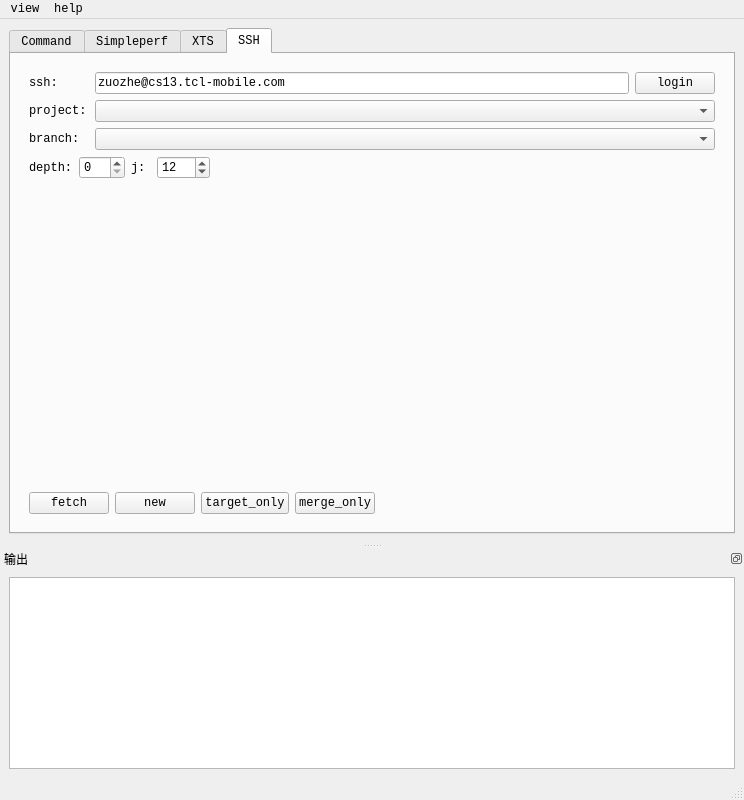
This is mainwindow.ui in zuoVision/Qt as Qt 5 draws it before an edit. The edited form follows.
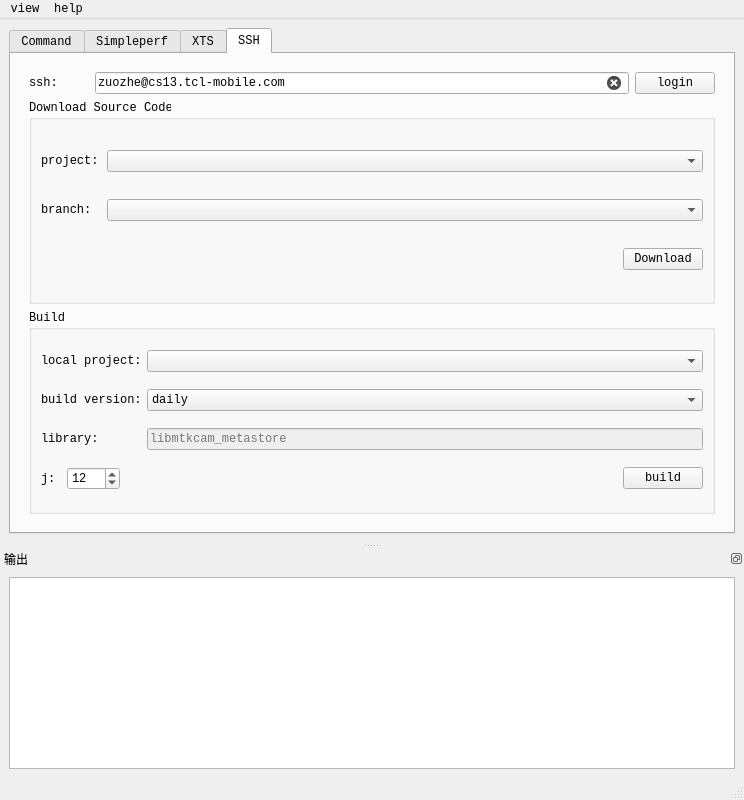
This is the edited form. The open tabs and pages were chosen to show the change.

Patch:
```diff
--- a/mainwindow.ui
+++ b/mainwindow.ui
@@ -2068,167 +2068,8 @@
        <layout class="QGridLayout" name="gridLayout_39">
         <item row="0" column="0">
          <widget class="QWidget" name="widget_9" native="true">
-          <layout class="QGridLayout" name="gridLayout_40">
-           <item row="4" column="0">
-            <spacer name="verticalSpacer">
-             <property name="orientation">
-              <enum>Qt::Vertical</enum>
-             </property>
-             <property name="sizeHint" stdset="0">
-              <size>
-               <width>20</width>
-               <height>40</height>
-              </size>
-             </property>
-            </spacer>
-           </item>
-           <item row="3" column="0">
-            <layout class="QHBoxLayout" name="horizontalLayout_52">
-             <item>
-              <widget class="QLabel" name="label_7">
-               <property name="sizePolicy">
-                <sizepolicy hsizetype="Fixed" vsizetype="Fixed">
-                 <horstretch>0</horstretch>
-                 <verstretch>0</verstretch>
-                </sizepolicy>
-               </property>
-               <property name="maximumSize">
-                <size>
-                 <width>60</width>
-                 <height>23</height>
-                </size>
-               </property>
-               <property name="text">
-                <string>depth:</string>
-               </property>
-              </widget>
-             </item>
-             <item>
-              <widget class="QSpinBox" name="spinBox">
-               <property name="sizePolicy">
-                <sizepolicy hsizetype="Fixed" vsizetype="Fixed">
-                 <horstretch>0</horstretch>
-                 <verstretch>0</verstretch>
-                </sizepolicy>
-               </property>
-              </widget>
-             </item>
-            </layout>
-           </item>
-           <item row="3" column="1">
-            <layout class="QHBoxLayout" name="horizontalLayout_53">
-             <item>
-              <widget class="QLabel" name="label_8">
-               <property name="sizePolicy">
-                <sizepolicy hsizetype="Fixed" vsizetype="Fixed">
-                 <horstretch>0</horstretch>
-                 <verstretch>0</verstretch>
-                </sizepolicy>
-               </property>
-               <property name="minimumSize">
-                <size>
-                 <width>20</width>
-                 <height>23</height>
-                </size>
-               </property>
-               <property name="maximumSize">
-                <size>
-                 <width>20</width>
-                 <height>23</height>
-                </size>
-               </property>
-               <property name="text">
-                <string>j:</string>
-               </property>
-              </widget>
-             </item>
-             <item>
-              <widget class="QSpinBox" name="spinBox_2">
-               <property name="sizePolicy">
-                <sizepolicy hsizetype="Fixed" vsizetype="Fixed">
-                 <horstretch>0</horstretch>
-                 <verstretch>0</verstretch>
-                </sizepolicy>
-               </property>
-               <property name="maximum">
-                <number>128</number>
-               </property>
-               <property name="singleStep">
-                <number>2</number>
-               </property>
-               <property name="value">
-                <number>12</number>
-               </property>
-              </widget>
-             </item>
-            </layout>
-           </item>
-           <item row="3" column="2">
-            <spacer name="horizontalSpacer_26">
-             <property name="orientation">
-              <enum>Qt::Horizontal</enum>
-             </property>
-             <property name="sizeHint" stdset="0">
-              <size>
-               <width>40</width>
-               <height>20</height>
-              </size>
-             </property>
-            </spacer>
-           </item>
-           <item row="2" column="0" colspan="3">
-            <layout class="QHBoxLayout" name="horizontalLayout_51">
-             <item>
-              <widget class="QLabel" name="label_3">
-               <property name="sizePolicy">
-                <sizepolicy hsizetype="Fixed" vsizetype="Fixed">
-                 <horstretch>0</horstretch>
-                 <verstretch>0</verstretch>
-                </sizepolicy>
-               </property>
-               <property name="maximumSize">
-                <size>
-                 <width>60</width>
-                 <height>23</height>
-                </size>
-               </property>
-               <property name="text">
-                <string>branch:</string>
-               </property>
-              </widget>
-             </item>
-             <item>
-              <widget class="QComboBox" name="comboBox_2"/>
-             </item>
-            </layout>
-           </item>
-           <item row="1" column="0" colspan="3">
-            <layout class="QHBoxLayout" name="horizontalLayout_50">
-             <item>
-              <widget class="QLabel" name="label_2">
-               <property name="sizePolicy">
-                <sizepolicy hsizetype="Fixed" vsizetype="Fixed">
-                 <horstretch>0</horstretch>
-                 <verstretch>0</verstretch>
-                </sizepolicy>
-               </property>
-               <property name="maximumSize">
-                <size>
-                 <width>60</width>
-                 <height>23</height>
-                </size>
-               </property>
-               <property name="text">
-                <string>project:</string>
-               </property>
-              </widget>
-             </item>
-             <item>
-              <widget class="QComboBox" name="comboBox"/>
-             </item>
-            </layout>
-           </item>
-           <item row="0" column="0" colspan="3">
+          <layout class="QGridLayout" name="gridLayout_23">
+           <item row="0" column="0">
             <layout class="QHBoxLayout" name="horizontalLayout_49">
              <item>
               <widget class="QLabel" name="label">
@@ -2260,6 +2101,9 @@
                <property name="text">
                 <string>zuozhe@cs13.tcl-mobile.com</string>
                </property>
+               <property name="clearButtonEnabled">
+                <bool>true</bool>
+               </property>
               </widget>
              </item>
              <item>
@@ -2277,59 +2121,294 @@
              </item>
             </layout>
            </item>
-          </layout>
-         </widget>
-        </item>
-        <item row="1" column="0">
-         <widget class="QWidget" name="widget_10" native="true">
-          <property name="sizePolicy">
-           <sizepolicy hsizetype="Preferred" vsizetype="Fixed">
-            <horstretch>0</horstretch>
-            <verstretch>0</verstretch>
-           </sizepolicy>
-          </property>
-          <layout class="QGridLayout" name="gridLayout_41">
-           <item row="0" column="1">
-            <widget class="QPushButton" name="pushButton_3">
-             <property name="text">
-              <string>new</string>
+           <item row="1" column="0">
+            <widget class="QGroupBox" name="groupBox">
+             <property name="title">
+              <string>Download Source Code</string>
              </property>
+             <layout class="QGridLayout" name="gridLayout_22">
+              <item row="0" column="0" colspan="2">
+               <layout class="QHBoxLayout" name="horizontalLayout_50">
+                <item>
+                 <widget class="QLabel" name="label_project">
+                  <property name="sizePolicy">
+                   <sizepolicy hsizetype="Fixed" vsizetype="Fixed">
+                    <horstretch>0</horstretch>
+                    <verstretch>0</verstretch>
+                   </sizepolicy>
+                  </property>
+                  <property name="maximumSize">
+                   <size>
+                    <width>60</width>
+                    <height>23</height>
+                   </size>
+                  </property>
+                  <property name="text">
+                   <string>project:</string>
+                  </property>
+                 </widget>
+                </item>
+                <item>
+                 <widget class="QComboBox" name="comboBox_project"/>
+                </item>
+               </layout>
+              </item>
+              <item row="1" column="0" colspan="2">
+               <layout class="QHBoxLayout" name="horizontalLayout_51">
+                <item>
+                 <widget class="QLabel" name="label_branch">
+                  <property name="sizePolicy">
+                   <sizepolicy hsizetype="Fixed" vsizetype="Fixed">
+                    <horstretch>0</horstretch>
+                    <verstretch>0</verstretch>
+                   </sizepolicy>
+                  </property>
+                  <property name="maximumSize">
+                   <size>
+                    <width>60</width>
+                    <height>23</height>
+                   </size>
+                  </property>
+                  <property name="text">
+                   <string>branch:</string>
+                  </property>
+                 </widget>
+                </item>
+                <item>
+                 <widget class="QComboBox" name="comboBox_branch"/>
+                </item>
+               </layout>
+              </item>
+              <item row="2" column="0">
+               <spacer name="horizontalSpacer_26">
+                <property name="orientation">
+                 <enum>Qt::Horizontal</enum>
+                </property>
+                <property name="sizeHint" stdset="0">
+                 <size>
+                  <width>573</width>
+                  <height>17</height>
+                 </size>
+                </property>
+               </spacer>
+              </item>
+              <item row="2" column="1">
+               <widget class="QPushButton" name="pushButton_download">
+                <property name="text">
+                 <string>Download</string>
+                </property>
+               </widget>
+              </item>
+             </layout>
             </widget>
            </item>
-           <item row="0" column="3">
-            <widget class="QPushButton" name="pushButton_19">
-             <property name="text">
-              <string>merge_only</string>
+           <item row="2" column="0">
+            <widget class="QGroupBox" name="groupBox_2">
+             <property name="title">
+              <string>Build</string>
              </property>
+             <layout class="QGridLayout" name="gridLayout_21">
+              <item row="0" column="0" colspan="3">
+               <layout class="QHBoxLayout" name="horizontalLayout_54">
+                <item>
+                 <widget class="QLabel" name="label_localproject">
+                  <property name="sizePolicy">
+                   <sizepolicy hsizetype="Fixed" vsizetype="Fixed">
+                    <horstretch>0</horstretch>
+                    <verstretch>0</verstretch>
+                   </sizepolicy>
+                  </property>
+                  <property name="maximumSize">
+                   <size>
+                    <width>100</width>
+                    <height>23</height>
+                   </size>
+                  </property>
+                  <property name="text">
+                   <string>local project:</string>
+                  </property>
+                 </widget>
+                </item>
+                <item>
+                 <widget class="QComboBox" name="comboBox_localproject"/>
+                </item>
+               </layout>
+              </item>
+              <item row="1" column="0" colspan="3">
+               <layout class="QHBoxLayout" name="horizontalLayout_55">
+                <item>
+                 <widget class="QLabel" name="label_buildversion">
+                  <property name="sizePolicy">
+                   <sizepolicy hsizetype="Fixed" vsizetype="Fixed">
+                    <horstretch>0</horstretch>
+                    <verstretch>0</verstretch>
+                   </sizepolicy>
+                  </property>
+                  <property name="maximumSize">
+                   <size>
+                    <width>100</width>
+                    <height>23</height>
+                   </size>
+                  </property>
+                  <property name="text">
+                   <string>build version:</string>
+                  </property>
+                 </widget>
+                </item>
+                <item>
+                 <widget class="QComboBox" name="comboBox_buildversion">
+                  <item>
+                   <property name="text">
+                    <string>daily</string>
+                   </property>
+                  </item>
+                  <item>
+                   <property name="text">
+                    <string>appli</string>
+                   </property>
+                  </item>
+                  <item>
+                   <property name="text">
+                    <string>mini</string>
+                   </property>
+                  </item>
+                  <item>
+                   <property name="text">
+                    <string>target_only</string>
+                   </property>
+                  </item>
+                  <item>
+                   <property name="text">
+                    <string>target_on_merge</string>
+                   </property>
+                  </item>
+                  <item>
+                   <property name="text">
+                    <string>merge_only</string>
+                   </property>
+                  </item>
+                  <item>
+                   <property name="text">
+                    <string>ninja</string>
+                   </property>
+                  </item>
+                 </widget>
+                </item>
+               </layout>
+              </item>
+              <item row="2" column="0" colspan="3">
+               <layout class="QHBoxLayout" name="horizontalLayout_21">
+                <item>
+                 <widget class="QLabel" name="label_buildversion_2">
+                  <property name="sizePolicy">
+                   <sizepolicy hsizetype="Fixed" vsizetype="Fixed">
+                    <horstretch>0</horstretch>
+                    <verstretch>0</verstretch>
+                   </sizepolicy>
+                  </property>
+                  <property name="maximumSize">
+                   <size>
+                    <width>100</width>
+                    <height>23</height>
+                   </size>
+                  </property>
+                  <property name="text">
+                   <string>library:</string>
+                  </property>
+                 </widget>
+                </item>
+                <item>
+                 <widget class="QLineEdit" name="lineEdit_so">
+                  <property name="enabled">
+                   <bool>false</bool>
+                  </property>
+                  <property name="sizePolicy">
+                   <sizepolicy hsizetype="Preferred" vsizetype="Fixed">
+                    <horstretch>0</horstretch>
+                    <verstretch>0</verstretch>
+                   </sizepolicy>
+                  </property>
+                  <property name="placeholderText">
+                   <string>libmtkcam_metastore</string>
+                  </property>
+                  <property name="clearButtonEnabled">
+                   <bool>true</bool>
+                  </property>
+                 </widget>
+                </item>
+               </layout>
+              </item>
+              <item row="3" column="0">
+               <layout class="QHBoxLayout" name="horizontalLayout_53">
+                <item>
+                 <widget class="QLabel" name="label_j">
+                  <property name="sizePolicy">
+                   <sizepolicy hsizetype="Fixed" vsizetype="Fixed">
+                    <horstretch>0</horstretch>
+                    <verstretch>0</verstretch>
+                   </sizepolicy>
+                  </property>
+                  <property name="minimumSize">
+                   <size>
+                    <width>20</width>
+                    <height>23</height>
+                   </size>
+                  </property>
+                  <property name="maximumSize">
+                   <size>
+                    <width>20</width>
+                    <height>23</height>
+                   </size>
+                  </property>
+                  <property name="text">
+                   <string>j:</string>
+                  </property>
+                 </widget>
+                </item>
+                <item>
+                 <widget class="QSpinBox" name="spinBox_j">
+                  <property name="sizePolicy">
+                   <sizepolicy hsizetype="Fixed" vsizetype="Fixed">
+                    <horstretch>0</horstretch>
+                    <verstretch>0</verstretch>
+                   </sizepolicy>
+                  </property>
+                  <property name="maximum">
+                   <number>128</number>
+                  </property>
+                  <property name="singleStep">
+                   <number>2</number>
+                  </property>
+                  <property name="value">
+                   <number>12</number>
+                  </property>
+                 </widget>
+                </item>
+               </layout>
+              </item>
+              <item row="3" column="1">
+               <spacer name="horizontalSpacer_27">
+                <property name="orientation">
+                 <enum>Qt::Horizontal</enum>
+                </property>
+                <property name="sizeHint" stdset="0">
+                 <size>
+                  <width>489</width>
+                  <height>17</height>
+                 </size>
+                </property>
+               </spacer>
+              </item>
+              <item row="3" column="2">
+               <widget class="QPushButton" name="pushButton_build">
+                <property name="text">
+                 <string>build</string>
+                </property>
+               </widget>
+              </item>
+             </layout>
             </widget>
            </item>
-           <item row="0" column="0">
-            <widget class="QPushButton" name="pushButton_2">
-             <property name="text">
-              <string>fetch</string>
-             </property>
-            </widget>
-           </item>
-           <item row="0" column="2">
-            <widget class="QPushButton" name="pushButton_4">
-             <property name="text">
-              <string>target_only</string>
-             </property>
-            </widget>
-           </item>
-           <item row="0" column="4">
-            <spacer name="horizontalSpacer_25">
-             <property name="orientation">
-              <enum>Qt::Horizontal</enum>
-             </property>
-             <property name="sizeHint" stdset="0">
-              <size>
-               <width>40</width>
-               <height>20</height>
-              </size>
-             </property>
-            </spacer>
-           </item>
           </layout>
          </widget>
         </item>
```
Left out of the diff: 11 changed lines with no effect on the pictures.
